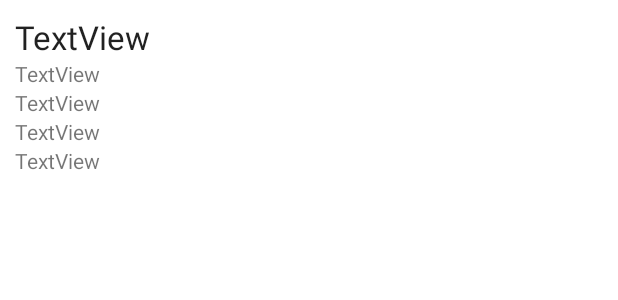
After one commit to DervisMehmed/BlimBlam, an Android app: the layout detail_loc_fragment.xml on its own in the app's theme, with its tools: preview values and no code run, on a phone screen of 412 x 824 dp. The commit adds this screen. Shown: the top 300 px of the screen. Run offline under Robolectric (Android 15) with nearby library versions, the phone set to English and light mode, and no system bars.

Commit message:
location detail fragment

```diff
--- a/app/src/main/java/com/example/blimblam/model/Location.kt
+++ b/app/src/main/java/com/example/blimblam/model/Location.kt
@@ -1,7 +1,9 @@
 package com.example.blimblam.model
 
+import java.io.Serializable
+
 data class Location(val id: Int, val name: String, val type: String, val dimension: String,
-                    val residents: List<String>, val url: String, val created: String) {
+                    val residents: List<String>, val url: String, val created: String) : Serializable {
 
     override fun toString(): String {
         return "Name: $name\n\nType: $type\nDimension: $dimension"
--- a/app/src/main/java/com/example/blimblam/ui/characters/detailCharScreen/DetailCharScreenFragment.kt
+++ b/app/src/main/java/com/example/blimblam/ui/characters/detailCharScreen/DetailCharScreenFragment.kt
@@ -39,7 +39,7 @@ class DetailCharScreenFragment : Fragment() {
     ): View {
         detailCharScreenFragment =
                 ViewModelProvider(this).get(DetailCharScreenViewModel::class.java)
-        root = inflater.inflate(R.layout.fragment_detail_char_screen, container, false)
+        root = inflater.inflate(R.layout.fragment_detail_char, container, false)
         value = this.requireArguments()
 
         if ( value != null)
--- a/app/src/main/java/com/example/blimblam/ui/episodes/detailEpScreen/DetailEpFragment.kt
+++ b/app/src/main/java/com/example/blimblam/ui/episodes/detailEpScreen/DetailEpFragment.kt
@@ -39,7 +39,7 @@ class DetailEpFragment : Fragment() {
         savedInstanceState: Bundle?
     ): View {
         viewModel = ViewModelProvider(this).get(DetailEpViewModel::class.java)
-        root = inflater.inflate(R.layout.detail_ep_fragment, container, false)
+        root = inflater.inflate(R.layout.fragment_detail_ep, container, false)
         value = this.requireArguments()
 
         char = value.getSerializable("obj") as Episode
--- /dev/null
+++ b/app/src/main/res/layout/detail_loc_fragment.xml
@@ -0,0 +1,51 @@
+<?xml version="1.0" encoding="utf-8"?>
+<FrameLayout xmlns:android="http://schemas.android.com/apk/res/android"
+    xmlns:tools="http://schemas.android.com/tools"
+    android:layout_width="match_parent"
+    android:layout_height="match_parent"
+    tools:context=".ui.locations.detailLocScreen.DetailLocFragment">
+
+    <LinearLayout
+        android:layout_width="match_parent"
+        android:layout_height="match_parent"
+        android:orientation="vertical"
+        android:padding="10dp">
+
+        <TextView
+            android:id="@+id/textViewLocName"
+            android:layout_width="match_parent"
+            android:layout_height="wrap_content"
+            android:text="TextView"
+            android:textAppearance="@style/TextAppearance.AppCompat.Large"/>
+
+        <TextView
+            android:id="@+id/textViewLocType"
+            android:layout_width="match_parent"
+            android:layout_height="wrap_content"
+            android:text="TextView" />
+
+        <TextView
+            android:id="@+id/textViewLocDimension"
+            android:layout_width="match_parent"
+            android:layout_height="wrap_content"
+            android:text="TextView" />
+
+        <TextView
+            android:id="@+id/textViewLocResidents"
+            android:layout_width="match_parent"
+            android:layout_height="wrap_content"
+            android:text="TextView" />
+
+        <TextView
+            android:id="@+id/textViewLocURL"
+            android:layout_width="match_parent"
+            android:layout_height="wrap_content"
+            android:text="TextView" />
+
+        <TextView
+            android:id="@+id/textViewLocCreated"
+            android:layout_width="match_parent"
+            android:layout_height="wrap_content"
+            android:text=""/>
+    </LinearLayout>
+</FrameLayout>
--- a/app/src/main/res/layout/detail_ep_fragment.xml
+++ b/app/src/main/res/layout/fragment_detail_ep.xml
@@ -4,7 +4,6 @@
     android:layout_width="match_parent"
     android:layout_height="match_parent"
     tools:context=".ui.episodes.detailEpScreen.DetailEpFragment">
-
 
     <LinearLayout
         android:layout_width="match_parent"
@@ -49,5 +48,4 @@
             android:layout_height="wrap_content"
             android:text=""/>
     </LinearLayout>
-
 </FrameLayout>
```
Also changed, not shown: app/src/main/java/com/example/blimblam/ui/locations/LocationsFragment.kt (+14 -0 lines), app/src/main/java/com/example/blimblam/ui/locations/detailLocScreen/DetailLocFragment.kt (added, +63 -0 lines), app/src/main/java/com/example/blimblam/ui/locations/detailLocScreen/DetailLocViewModel.kt (added, +36 -0 lines), app/src/main/res/layout/fragment_detail_char.xml (renamed from app/src/main/res/layout/fragment_detail_char_screen.xml).
